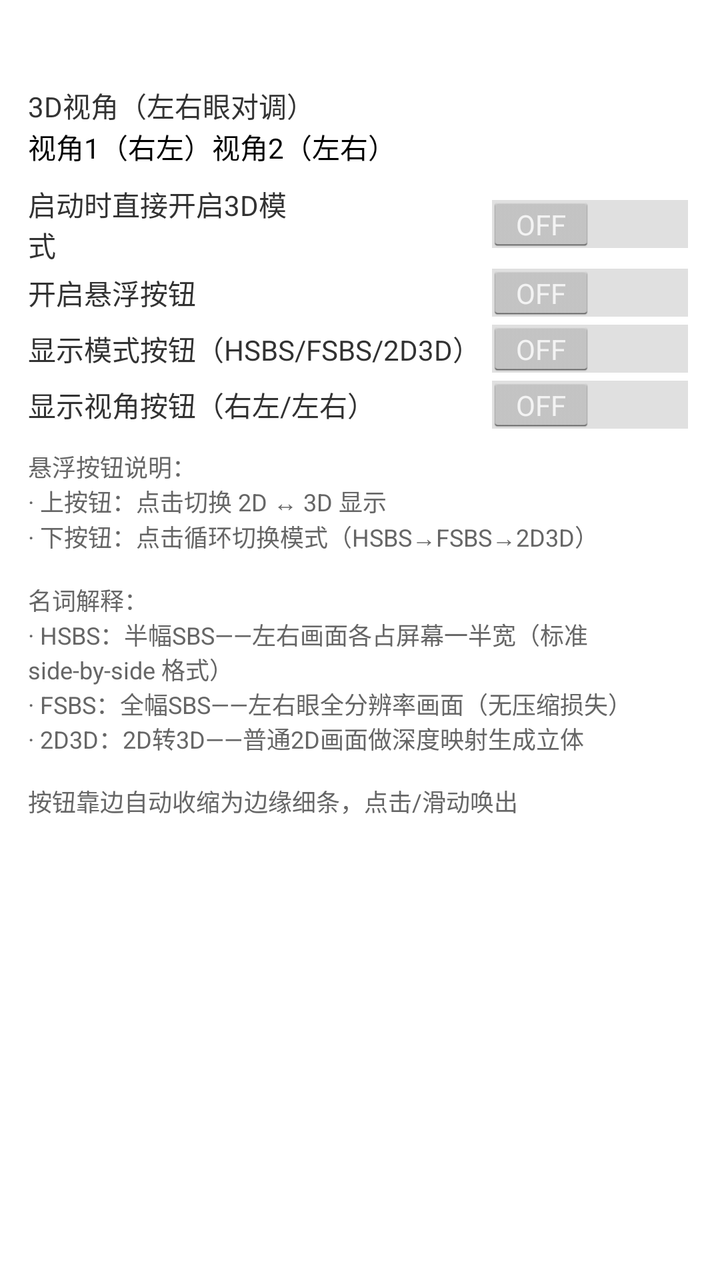
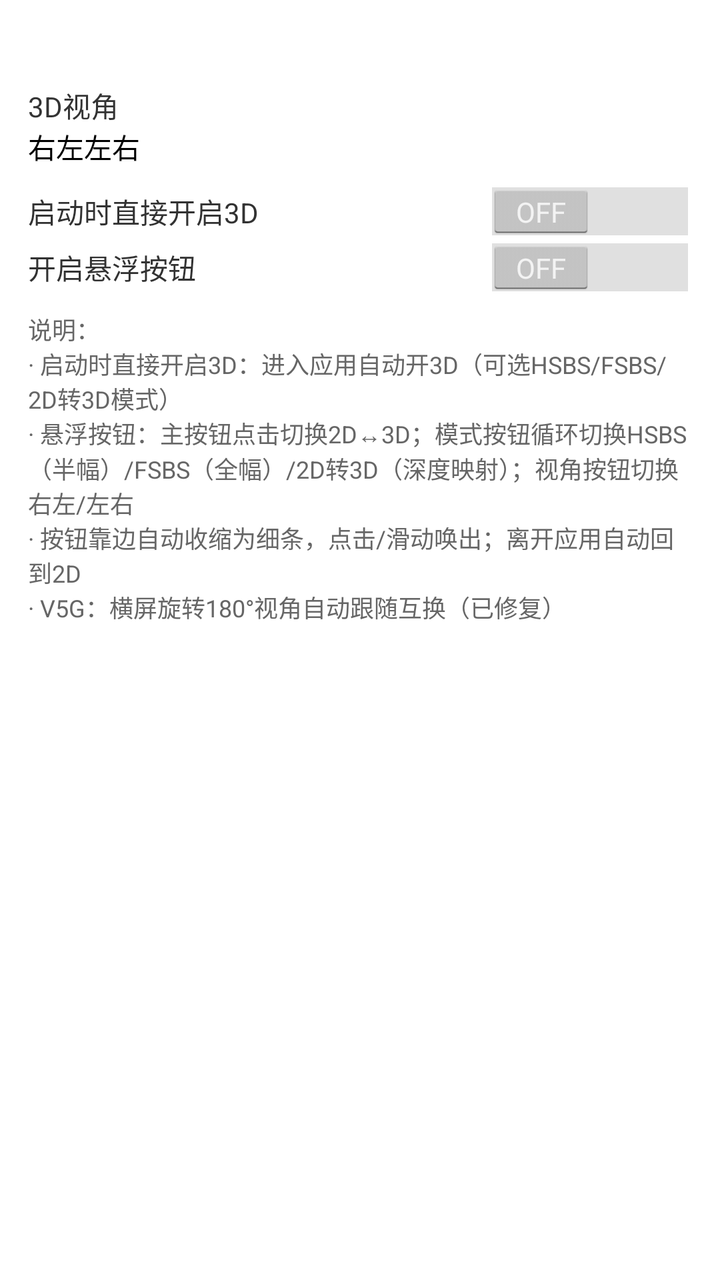

Before-and-after screenshots of an Android layout around one commit, followed by the original layout XML and the change that was made.
<!-- AndroidManifest.xml: application theme android:Theme.Holo.Light -->
<!-- res/layout/dialog_app3d.xml -->
<?xml version="1.0" encoding="utf-8"?>
<ScrollView xmlns:android="http://schemas.android.com/apk/res/android"
    android:layout_width="match_parent"
    android:layout_height="wrap_content">

    <LinearLayout
        android:layout_width="match_parent"
        android:layout_height="wrap_content"
        android:orientation="vertical"
        android:padding="14dp">

        <TextView
            android:id="@+id/tv_app3d_title"
            android:layout_width="match_parent"
            android:layout_height="wrap_content"
            android:textSize="15sp"
            android:textColor="#333333"
            android:paddingBottom="8dp"/>

        
        <TextView
            android:layout_width="wrap_content"
            android:layout_height="wrap_content"
            android:text="3D视角（左右眼对调）"
            android:textSize="14sp"
            android:textColor="#333333"/>
        <RadioGroup
            android:id="@+id/rg_viewpoint"
            android:layout_width="match_parent"
            android:layout_height="wrap_content"
            android:orientation="horizontal"
            android:paddingBottom="8dp">
            <RadioButton
                android:id="@+id/rb_vp1"
                android:layout_width="wrap_content"
                android:layout_height="wrap_content"
                android:text="视角1（右左）"
                android:textSize="14sp"/>
            <RadioButton
                android:id="@+id/rb_vp2"
                android:layout_width="wrap_content"
                android:layout_height="wrap_content"
                android:text="视角2（左右）"
                android:textSize="14sp"/>
        </RadioGroup>

        
        <LinearLayout
            android:layout_width="match_parent"
            android:layout_height="wrap_content"
            android:orientation="horizontal"
            android:gravity="center_vertical">
            <TextView
                android:layout_width="0dp"
                android:layout_height="wrap_content"
                android:layout_weight="1"
                android:text="启动时直接开启3D模式"
                android:textSize="14sp"/>
            <Spinner
                android:id="@+id/sp_auto_mode"
                android:layout_width="90dp"
                android:layout_height="wrap_content"/>
            <Switch
                android:id="@+id/sw_auto3d"
                android:layout_width="wrap_content"
                android:layout_height="wrap_content"
                android:layout_marginLeft="4dp"/>
        </LinearLayout>

        
        <LinearLayout
            android:layout_width="match_parent"
            android:layout_height="wrap_content"
            android:orientation="horizontal"
            android:gravity="center_vertical">
            <TextView
                android:layout_width="0dp"
                android:layout_height="wrap_content"
                android:layout_weight="1"
                android:text="开启悬浮按钮"
                android:textSize="14sp"/>
            <Switch
                android:id="@+id/sw_app_btn"
                android:layout_width="wrap_content"
                android:layout_height="wrap_content"/>
        </LinearLayout>

        
        <LinearLayout
            android:layout_width="match_parent"
            android:layout_height="wrap_content"
            android:orientation="horizontal"
            android:gravity="center_vertical">
            <TextView
                android:layout_width="0dp"
                android:layout_height="wrap_content"
                android:layout_weight="1"
                android:text="显示模式按钮（HSBS/FSBS/2D3D）"
                android:textSize="14sp"/>
            <Switch
                android:id="@+id/sw_show_mode"
                android:layout_width="wrap_content"
                android:layout_height="wrap_content"/>
        </LinearLayout>

        
        <LinearLayout
            android:layout_width="match_parent"
            android:layout_height="wrap_content"
            android:orientation="horizontal"
            android:gravity="center_vertical">
            <TextView
                android:layout_width="0dp"
                android:layout_height="wrap_content"
                android:layout_weight="1"
                android:text="显示视角按钮（右左/左右）"
                android:textSize="14sp"/>
            <Switch
                android:id="@+id/sw_show_vp"
                android:layout_width="wrap_content"
                android:layout_height="wrap_content"/>
        </LinearLayout>

        
        <TextView
            android:layout_width="match_parent"
            android:layout_height="wrap_content"
            android:textSize="12sp"
            android:textColor="#666666"
            android:paddingTop="8dp"
            android:text="悬浮按钮说明：\n· 上按钮：点击切换 2D ↔ 3D 显示\n· 下按钮：点击循环切换模式（HSBS→FSBS→2D3D）\n\n名词解释：\n· HSBS：半幅SBS——左右画面各占屏幕一半宽（标准 side-by-side 格式）\n· FSBS：全幅SBS——左右眼全分辨率画面（无压缩损失）\n· 2D3D：2D转3D——普通2D画面做深度映射生成立体\n\n按钮靠边自动收缩为边缘细条，点击/滑动唤出"/>
    </LinearLayout>
</ScrollView>
<!-- resources referenced by this layout -->
<resources>

</resources>

<!-- the commit's change to res/layout/dialog_app3d.xml (unified diff, before → after) -->
@@ -21,7 +21,7 @@
         <TextView
             android:layout_width="wrap_content"
             android:layout_height="wrap_content"
-            android:text="3D视角（左右眼对调）"
+            android:text="3D视角"
             android:textSize="14sp"
             android:textColor="#333333"/>
         <RadioGroup
@@ -34,13 +34,13 @@
                 android:id="@+id/rb_vp1"
                 android:layout_width="wrap_content"
                 android:layout_height="wrap_content"
-                android:text="视角1（右左）"
+                android:text="右左"
                 android:textSize="14sp"/>
             <RadioButton
                 android:id="@+id/rb_vp2"
                 android:layout_width="wrap_content"
                 android:layout_height="wrap_content"
-                android:text="视角2（左右）"
+                android:text="左右"
                 android:textSize="14sp"/>
         </RadioGroup>
 
@@ -54,7 +54,7 @@
                 android:layout_width="0dp"
                 android:layout_height="wrap_content"
                 android:layout_weight="1"
-                android:text="启动时直接开启3D模式"
+                android:text="启动时直接开启3D"
                 android:textSize="14sp"/>
             <Spinner
                 android:id="@+id/sp_auto_mode"
@@ -87,38 +87,47 @@
 
         
         <LinearLayout
+            android:id="@+id/ll_sub_opts"
             android:layout_width="match_parent"
             android:layout_height="wrap_content"
-            android:orientation="horizontal"
-            android:gravity="center_vertical">
-            <TextView
-                android:layout_width="0dp"
+            android:orientation="vertical"
+            android:visibility="gone">
+
+            
+            <LinearLayout
+                android:layout_width="match_parent"
                 android:layout_height="wrap_content"
-                android:layout_weight="1"
-                android:text="显示模式按钮（HSBS/FSBS/2D3D）"
-                android:textSize="14sp"/>
-            <Switch
-                android:id="@+id/sw_show_mode"
-                android:layout_width="wrap_content"
-                android:layout_height="wrap_content"/>
-        </LinearLayout>
+                android:orientation="horizontal"
+                android:gravity="center_vertical">
+                <TextView
+                    android:layout_width="0dp"
+                    android:layout_height="wrap_content"
+                    android:layout_weight="1"
+                    android:text="显示模式按钮"
+                    android:textSize="14sp"/>
+                <Switch
+                    android:id="@+id/sw_show_mode"
+                    android:layout_width="wrap_content"
+                    android:layout_height="wrap_content"/>
+            </LinearLayout>
 
-        
-        <LinearLayout
-            android:layout_width="match_parent"
-            android:layout_height="wrap_content"
-            android:orientation="horizontal"
-            android:gravity="center_vertical">
-            <TextView
-                android:layout_width="0dp"
+            
+            <LinearLayout
+                android:layout_width="match_parent"
                 android:layout_height="wrap_content"
-                android:layout_weight="1"
-                android:text="显示视角按钮（右左/左右）"
-                android:textSize="14sp"/>
-            <Switch
-                android:id="@+id/sw_show_vp"
-                android:layout_width="wrap_content"
-                android:layout_height="wrap_content"/>
+                android:orientation="horizontal"
+                android:gravity="center_vertical">
+                <TextView
+                    android:layout_width="0dp"
+                    android:layout_height="wrap_content"
+                    android:layout_weight="1"
+                    android:text="显示视角按钮"
+                    android:textSize="14sp"/>
+                <Switch
+                    android:id="@+id/sw_show_vp"
+                    android:layout_width="wrap_content"
+                    android:layout_height="wrap_content"/>
+            </LinearLayout>
         </LinearLayout>
 
         
@@ -128,6 +137,6 @@
             android:textSize="12sp"
             android:textColor="#666666"
             android:paddingTop="8dp"
-            android:text="悬浮按钮说明：\n· 上按钮：点击切换 2D ↔ 3D 显示\n· 下按钮：点击循环切换模式（HSBS→FSBS→2D3D）\n\n名词解释：\n· HSBS：半幅SBS——左右画面各占屏幕一半宽（标准 side-by-side 格式）\n· FSBS：全幅SBS——左右眼全分辨率画面（无压缩损失）\n· 2D3D：2D转3D——普通2D画面做深度映射生成立体\n\n按钮靠边自动收缩为边缘细条，点击/滑动唤出"/>
+            android:text="说明：\n· 启动时直接开启3D：进入应用自动开3D（可选HSBS/FSBS/2D转3D模式）\n· 悬浮按钮：主按钮点击切换2D↔3D；模式按钮循环切换HSBS（半幅）/FSBS（全幅）/2D转3D（深度映射）；视角按钮切换右左/左右\n· 按钮靠边自动收缩为细条，点击/滑动唤出；离开应用自动回到2D\n· V5G：横屏旋转180°视角自动跟随互换（已修复）"/>
     </LinearLayout>
 </ScrollView>
